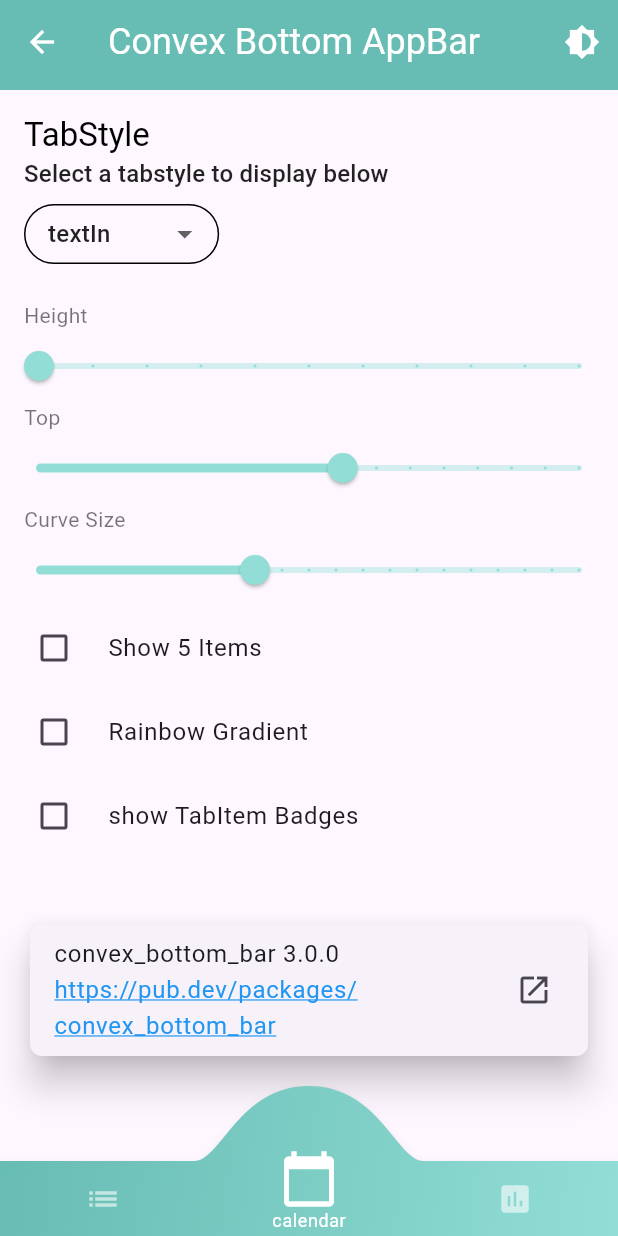
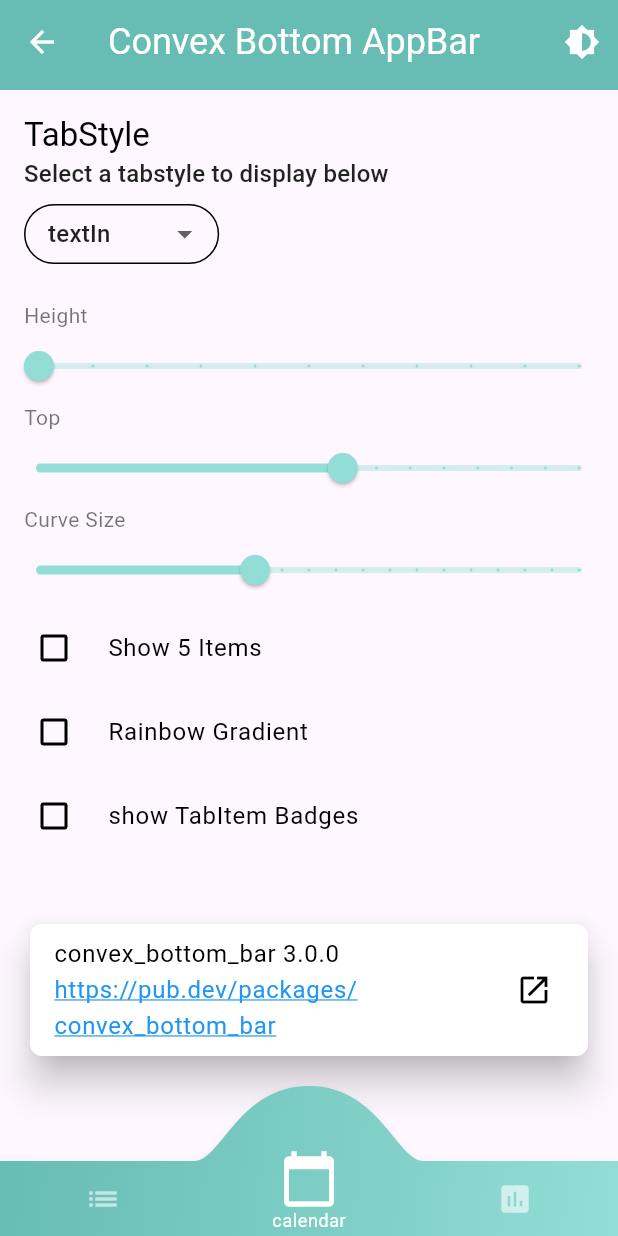
Before and after one commit to lucianojung/flutter_package_examples, a Flutter app: the ConvexBottomBarMain screen opened by its route, on a phone screen of 412 x 824 dp. Run offline on Flutter 3.47's test engine with Material 3 defaults, Android fonts, the phone set to English and light mode, and no system bars; drawn by our look-alikes of convex_bottom_bar; our stand-ins replace date_format, email_validator, expandable, flutter_signin_button, google_fonts.

Commit message:
upgrade to newest flutter and android version incl. bugfix on android and cleanup code smells

```diff
--- a/lib/packages/convex_bottom_bar/convex_bottom_bar_main.dart
+++ b/lib/packages/convex_bottom_bar/convex_bottom_bar_main.dart
@@ -93,7 +93,7 @@ class _ConvexBottomBarMainState extends State<ConvexBottomBarMain> {
                 Color(0xFFFF7F00),
                 Color(0xFFFF0000)
               ]
-            : [Theme.of(context).primaryColor, Theme.of(context).accentColor],
+            : [Theme.of(context).primaryColor, Theme.of(context).colorScheme.secondary],
         tileMode: TileMode.repeated,
       ),
     );
@@ -146,8 +146,8 @@ class _ConvexBottomBarMainState extends State<ConvexBottomBarMain> {
         ),
       ),
       Slider(
-          activeColor: Theme.of(context).accentColor,
-          inactiveColor: Theme.of(context).accentColor.withAlpha(100),
+          activeColor: Theme.of(context).colorScheme.secondary,
+          inactiveColor: Theme.of(context).colorScheme.secondary.withAlpha(100),
           value: _height,
           min: _tabstyle == TabStyle.titled ? 20 : 50,
           max: _tabstyle == TabStyle.titled ? 70 : 100,
@@ -166,8 +166,8 @@ class _ConvexBottomBarMainState extends State<ConvexBottomBarMain> {
         ),
       ),
       Slider(
-          activeColor: Theme.of(context).accentColor,
-          inactiveColor: Theme.of(context).accentColor.withAlpha(100),
+          activeColor: Theme.of(context).colorScheme.secondary,
+          inactiveColor: Theme.of(context).colorScheme.secondary.withAlpha(100),
           value: _top,
           min: max(-_curveSize + 1, -95),
           max: -15,
@@ -186,8 +186,8 @@ class _ConvexBottomBarMainState extends State<ConvexBottomBarMain> {
         ),
       ),
       Slider(
-          activeColor: Theme.of(context).accentColor,
-          inactiveColor: Theme.of(context).accentColor.withAlpha(100),
+          activeColor: Theme.of(context).colorScheme.secondary,
+          inactiveColor: Theme.of(context).colorScheme.secondary.withAlpha(100),
           value: _curveSize,
           min: 50,
           max: 250,
--- a/lib/packages/crypto/crypto_main.dart
+++ b/lib/packages/crypto/crypto_main.dart
@@ -58,7 +58,7 @@ class _CryptoState extends State<Crypto> {
                     alignment: Alignment.centerLeft,
                     heightFactor: 1.5,
                     child: Text('Sentence',
-                        style: Theme.of(context).textTheme.headline6),
+                        style: Theme.of(context).textTheme.titleLarge),
                   ),
                   TextField(
                     cursorColor: Theme.of(context).primaryColor,
@@ -67,7 +67,7 @@ class _CryptoState extends State<Crypto> {
                           borderRadius: BorderRadius.all(Radius.circular(4))),
                       hintText: 'Type something',
                       focusColor: Theme.of(context).primaryColor,
-                      hoverColor: Theme.of(context).accentColor.withAlpha(50),
+                      hoverColor: Theme.of(context).colorScheme.secondary.withAlpha(50),
                       filled: true,
                       focusedBorder: OutlineInputBorder(
                           borderSide: BorderSide(
@@ -96,7 +96,7 @@ class _CryptoState extends State<Crypto> {
                       alignment: Alignment.centerLeft,
                       heightFactor: 1.5,
                       child: Text('Key',
-                          style: Theme.of(context).textTheme.headline6),
+                          style: Theme.of(context).textTheme.titleLarge),
                     ),
                   if (_withHmac)
                     TextField(
@@ -106,7 +106,7 @@ class _CryptoState extends State<Crypto> {
                             borderRadius: BorderRadius.all(Radius.circular(4))),
                         hintText: 'Type something',
                         focusColor: Theme.of(context).primaryColor,
-                        hoverColor: Theme.of(context).accentColor.withAlpha(50),
+                        hoverColor: Theme.of(context).colorScheme.secondary.withAlpha(50),
                         filled: true,
                         focusedBorder: OutlineInputBorder(
                             borderSide: BorderSide(
--- a/lib/service/MyTheme.dart
+++ b/lib/service/MyTheme.dart
@@ -2,6 +2,7 @@ import 'package:flutter/material.dart';
 
 class ThemeProvider extends ChangeNotifier {
   ThemeMode themeMode = ThemeMode.system;
+
   bool get isDarkMode => themeMode == ThemeMode.dark;
 
   void toggleTheme(bool isDarkMode) {
@@ -19,37 +20,37 @@ class MyTheme {
 
   static final lightTheme = ThemeData.light().copyWith(
     primaryColor: _mainColor,
-      accentColor: _secondaryColor,
     textTheme: TextTheme(
-        headline1: _blackTextStyle,
-        headline2: _blackTextStyle,
-        headline3: _blackTextStyle,
-        headline4: _blackTextStyle,
-        headline5: _blackTextStyle,
-        headline6: _blackTextStyle,
-        bodyText1: _black54TextStyle,
-        bodyText2: _black54TextStyle,
-        subtitle1: _black87TextStyle,
-        subtitle2: _black87TextStyle,
+      displayLarge: _blackTextStyle,
+      displayMedium: _blackTextStyle,
+      displaySmall: _blackTextStyle,
+      headlineMedium: _blackTextStyle,
+      headlineSmall: _blackTextStyle,
+      titleLarge: _blackTextStyle,
+      bodyLarge: _black54TextStyle,
+      bodyMedium: _black54TextStyle,
+      titleMedium: _black87TextStyle,
+      titleSmall: _black87TextStyle,
     ),
     appBarTheme: _appBarTheme,
+    colorScheme: ColorScheme.fromSwatch().copyWith(secondary: _secondaryColor),
   );
 
   static final darkTheme = ThemeData.dark().copyWith(
     primaryColor: _mainColor,
-      accentColor: _secondaryColor,
     appBarTheme: _appBarTheme,
+    colorScheme: ColorScheme.fromSwatch().copyWith(secondary: _secondaryColor),
   );
 
   static final _appBarTheme = AppBarTheme(
       foregroundColor: Colors.white,
       shadowColor: _mainColor,
       color: _mainColor,
-        textTheme: TextTheme(
-            headline6: TextStyle(fontSize: 24.0, color: Colors.white)
-        ),
-        iconTheme: IconThemeData(
-            color: Colors.white
-        )
-    );
+      iconTheme: IconThemeData(color: Colors.white),
+      toolbarTextStyle:
+          TextTheme(titleLarge: TextStyle(fontSize: 24.0, color: Colors.white))
+              .bodyMedium,
+      titleTextStyle:
+          TextTheme(titleLarge: TextStyle(fontSize: 24.0, color: Colors.white))
+              .titleLarge);
 }
--- a/lib/shared/package_weblink_view.dart
+++ b/lib/shared/package_weblink_view.dart
@@ -18,7 +18,7 @@ class PackageWeblinkView extends StatelessWidget {
       child: SizedBox(
         width: 400,
         child: GestureDetector(
-          onTap: () => _launchUrl(_url),
+          onTap: () => _launchUrl(Uri.parse(_url)),
           child: MouseRegion(
             cursor: SystemMouseCursors.click,
             child: AbsorbPointer(
@@ -48,11 +48,9 @@ class PackageWeblinkView extends StatelessWidget {
     );
   }
 
-  Future<void> _launchUrl(String url) async {
-    if (await canLaunch(url)) {
-      await launch(url);
-    } else {
-      throw 'Could not launch $url';
+  Future<void> _launchUrl(Uri _url) async {
+    if (!await launchUrl(_url)) {
+      throw Exception('Could not launch $_url');
     }
   }
 }
```
Also changed, not shown: pubspec.yaml (+3 -4 lines), lib/main.dart (line endings or trailing spaces), pubspec.lock, 5 other files. Lines whose indentation alone changed are shown as unchanged.
